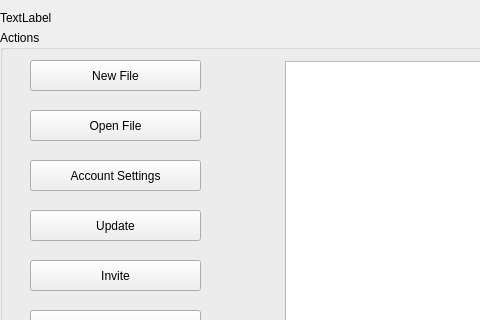
This is concurrentTextEditor/loggedinmainwindow.ui in scottiexdev/concurrentTextEditor as Qt 5 draws it before an edit; both pictures show x 0 to 480 and y 0 to 320 of the 862 by 466 pixel window. The edited form follows.
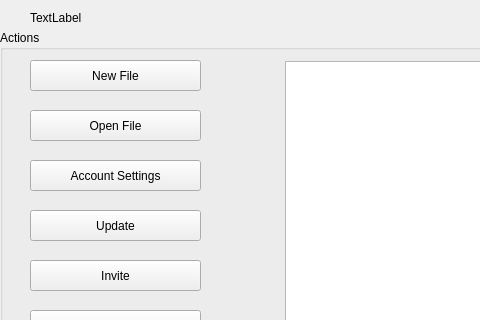
This is the edited form.

Patch:
```diff
--- a/concurrentTextEditor/loggedinmainwindow.ui
+++ b/concurrentTextEditor/loggedinmainwindow.ui
@@ -163,7 +163,7 @@
    <widget class="QLabel" name="welcomeLabel">
     <property name="geometry">
      <rect>
-      <x>0</x>
+      <x>30</x>
       <y>10</y>
       <width>201</width>
       <height>16</height>
```
Left out of the diff: 2 changed lines with no effect on the pictures.
